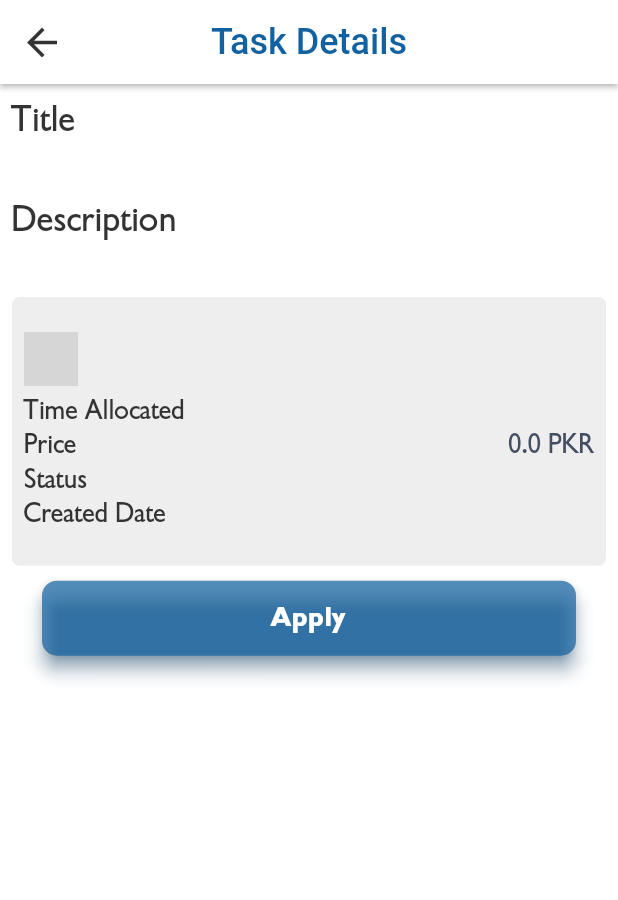
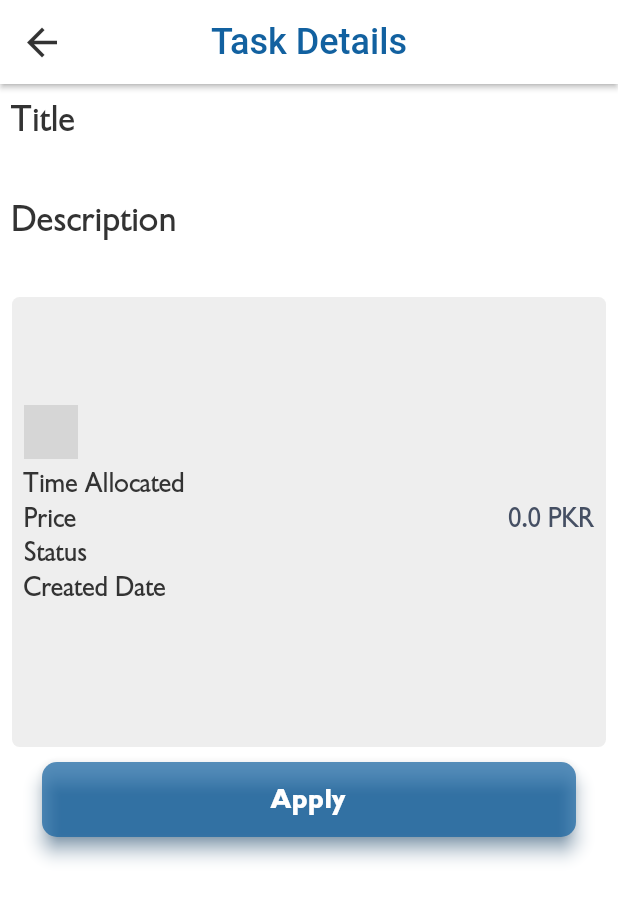
Before and after one commit to ozzi0032/PROWORK, a Flutter app: the TaskDetail screen opened directly with empty values, on a phone screen of 412 x 824 dp. Shown: the top 900 px of the screen. Run offline on Flutter 3.47's test engine with Material 2 defaults, Android fonts, the phone set to English and light mode, and no system bars; our stand-ins replace after_layout, cloud_firestore, firebase_auth, firebase_core, firebase_storage, get_it and 3 more; missing offline and left inert: grouped_buttons; accounts and stored records are empty; network calls fail; grey boxes are pictures that could not be loaded.

Commit message:
layout issue resolved

```diff
--- a/lib/screens/provider/task_detail.dart
+++ b/lib/screens/provider/task_detail.dart
@@ -43,7 +43,8 @@ class _TaskDetailState extends State<TaskDetail> {
             SizedBox(height: 5),
             Container(
               padding: const EdgeInsets.all(8.0),
-              height: MediaQuery.of(context).size.width / 2.3,
+              //height: MediaQuery.of(context).size.width / 2.3,
+              height: 300,
               width: MediaQuery.of(context).size.width,
               decoration: BoxDecoration(
                   color: Colors.grey[200],
@@ -118,13 +119,17 @@ class _TaskDetailState extends State<TaskDetail> {
                     ],
                   ),
                   Row(
+                      mainAxisAlignment: MainAxisAlignment.spaceBetween,
+                      children: [
+                        Text(
+                          "Created Date",
+                          style: TextStyle(
+                              fontSize: 18, fontWeight: FontWeight.w500),
+                        ),
+                      ]),
+                  Row(
                     mainAxisAlignment: MainAxisAlignment.spaceBetween,
                     children: [
-                      Text(
-                        "Created Date",
-                        style: TextStyle(
-                            fontSize: 18, fontWeight: FontWeight.w500),
-                      ),
                       Text(
                         widget.taskModel.createdDate,
                         style:
```
Also changed, not shown: lib/widgets/taskCard.dart (+7 -5 lines), 1 other file.
